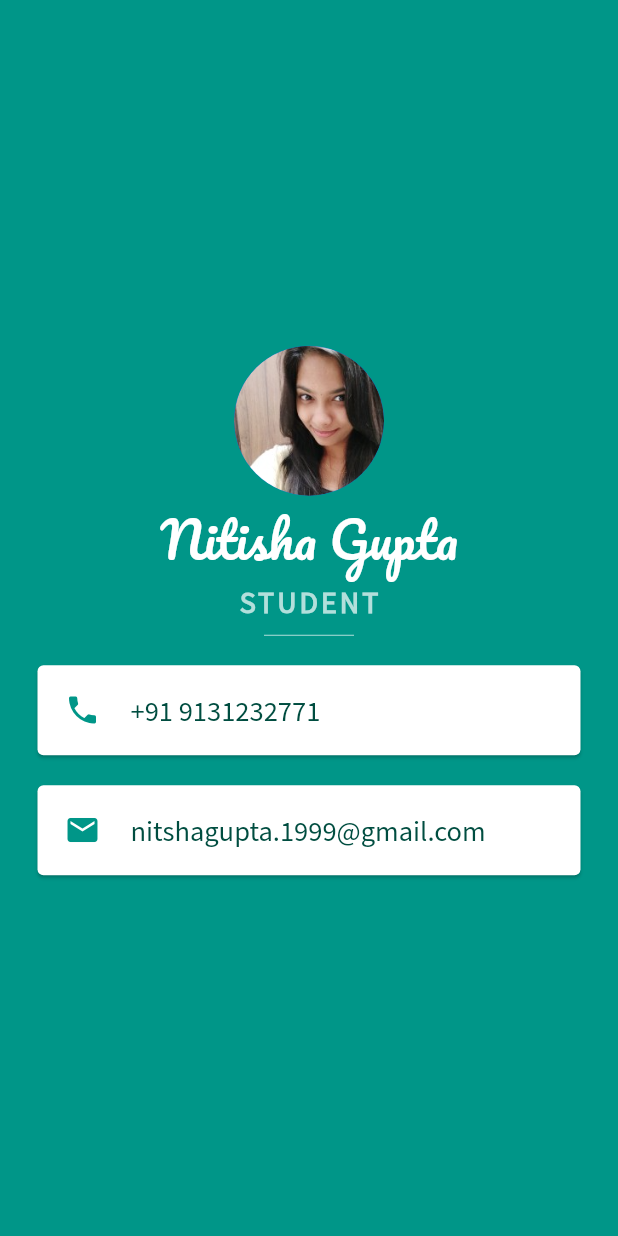
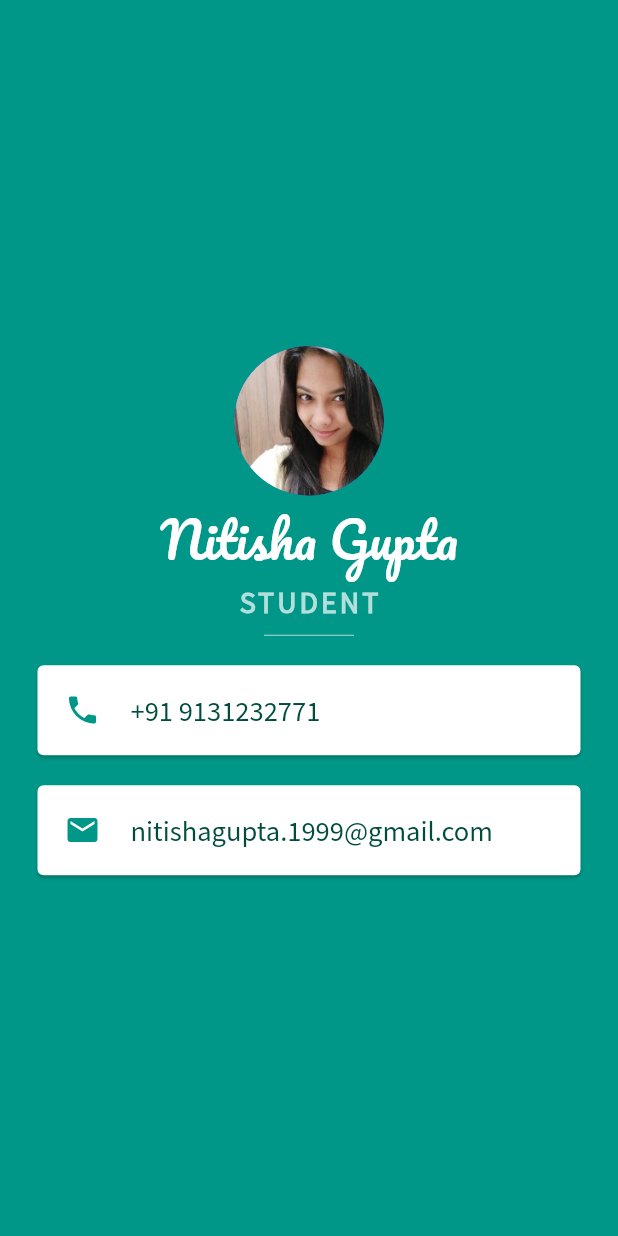
Before and after one commit to Nit-isha/Mi_card, a Flutter app: the screen it shows after launch, on a phone screen of 412 x 824 dp. Run offline on Flutter 3.47's test engine with Material 2 defaults, Android fonts, the phone set to English and light mode, and no system bars.

Commit message:
'updated'

```diff
--- a/lib/main.dart
+++ b/lib/main.dart
@@ -96,7 +96,7 @@ class MyApp extends StatelessWidget {
                         width: 20.0,
                       ),
                       Text(
-                        'nitshagupta.1999@gmail.com',
+                        'nitishagupta.1999@gmail.com',
                         style: TextStyle(
                           color: Colors.teal.shade900,
                           fontFamily: 'SourceSans',
```
Also changed, not shown: 1 other file.
